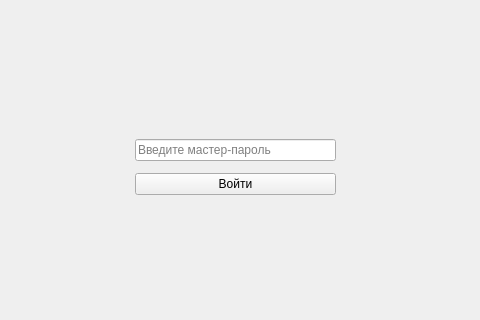
f1xgun/MMCS, file Lab_1/mainwindow.ui: the form before one commit; both pictures show x 185 to 665 and y 120 to 440 of the 840 by 600 pixel window.
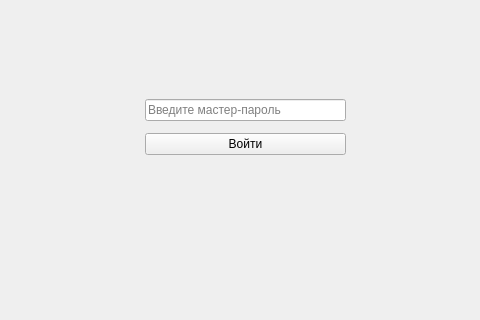
The form after the commit.

Diff of the .ui file:
```diff
--- a/Lab_1/mainwindow.ui
+++ b/Lab_1/mainwindow.ui
@@ -26,8 +26,8 @@
    <widget class="QWidget" name="verticalLayoutWidget">
     <property name="geometry">
      <rect>
-      <x>320</x>
-      <y>250</y>
+      <x>330</x>
+      <y>210</y>
       <width>201</width>
       <height>101</height>
      </rect>
```
